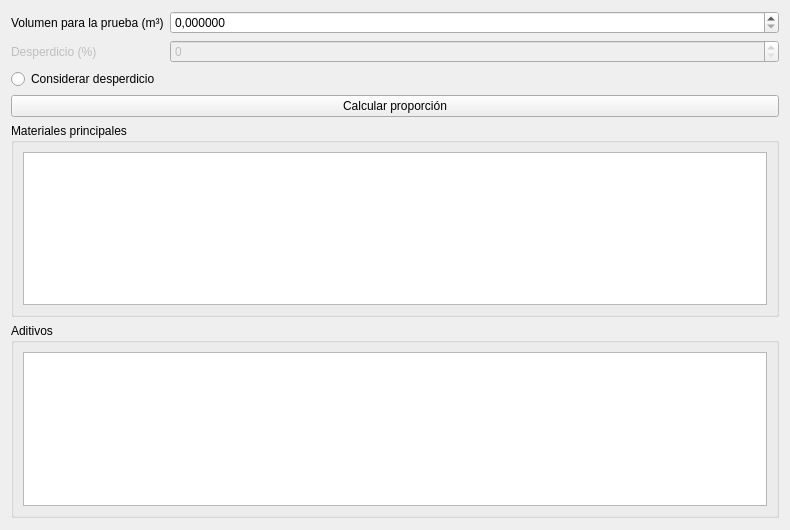
The window that gui/ui/trial_mix_widget.ui (AMK-ULTRA/Concretus) describes before a commit, drawn with Qt 5.
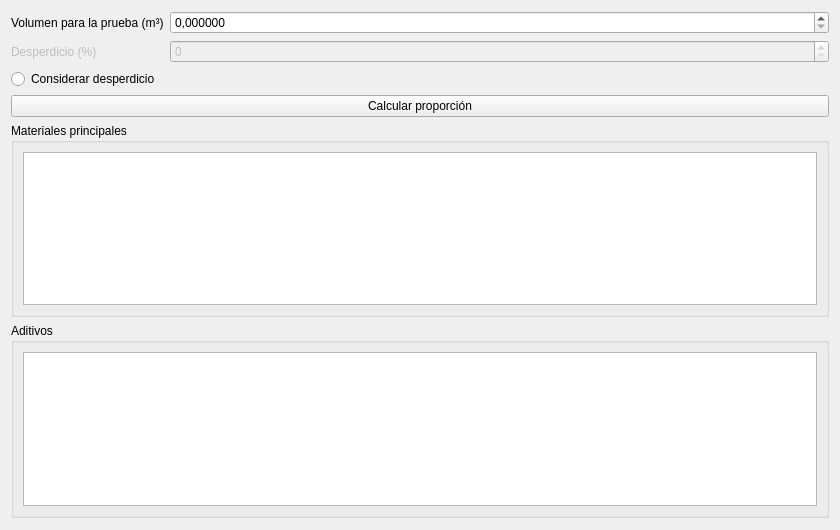
The same window after the commit.

Patch:
```diff
--- a/gui/ui/trial_mix_widget.ui
+++ b/gui/ui/trial_mix_widget.ui
@@ -6,7 +6,7 @@
    <rect>
     <x>0</x>
     <y>0</y>
-    <width>790</width>
+    <width>840</width>
     <height>530</height>
    </rect>
   </property>
```
